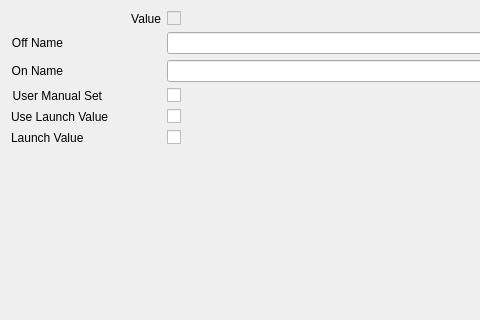
Before: the Qt Designer form opentoolcontroller/views/BoolVarEditor.ui in OpenToolController/opentoolcontroller, drawn with Qt 5; both pictures show x 0 to 480 and y 0 to 320 of the 589 by 544 pixel window.
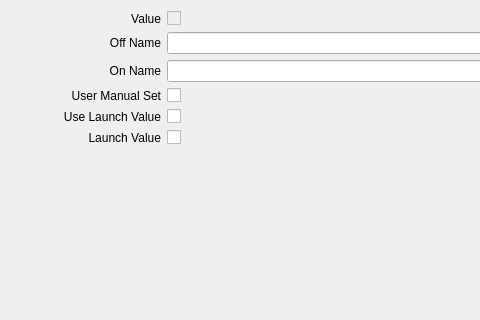
After: the same form once the commit is applied.

```diff
--- a/opentoolcontroller/views/BoolVarEditor.ui
+++ b/opentoolcontroller/views/BoolVarEditor.ui
@@ -58,7 +58,7 @@
       <widget class="QLabel" name="label_6">
        <property name="minimumSize">
         <size>
-         <width>0</width>
+         <width>150</width>
          <height>0</height>
         </size>
        </property>
@@ -84,7 +84,7 @@
       <widget class="QLabel" name="label_3">
        <property name="minimumSize">
         <size>
-         <width>0</width>
+         <width>150</width>
          <height>0</height>
         </size>
        </property>
@@ -110,7 +110,7 @@
       <widget class="QLabel" name="label_4">
        <property name="minimumSize">
         <size>
-         <width>0</width>
+         <width>150</width>
          <height>0</height>
         </size>
        </property>
@@ -131,16 +131,34 @@
      </item>
      <item row="4" column="0">
       <widget class="QLabel" name="label">
+       <property name="minimumSize">
+        <size>
+         <width>150</width>
+         <height>0</height>
+        </size>
+       </property>
        <property name="text">
         <string>Use Launch Value</string>
        </property>
+       <property name="alignment">
+        <set>Qt::AlignRight|Qt::AlignTrailing|Qt::AlignVCenter</set>
+       </property>
       </widget>
      </item>
      <item row="5" column="0">
       <widget class="QLabel" name="label_5">
+       <property name="minimumSize">
+        <size>
+         <width>150</width>
+         <height>0</height>
+        </size>
+       </property>
        <property name="text">
         <string>Launch Value</string>
        </property>
+       <property name="alignment">
+        <set>Qt::AlignRight|Qt::AlignTrailing|Qt::AlignVCenter</set>
+       </property>
       </widget>
      </item>
      <item row="5" column="1">
```
